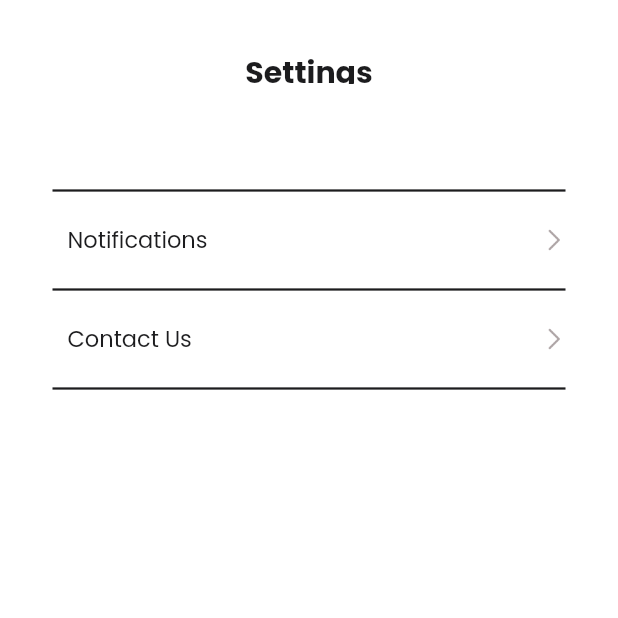
After one commit to teerutt/FitPang, a Flutter app: the ProfileSettingView screen opened directly, on a phone screen of 412 x 824 dp, the top half of it. The commit adds this screen. Run offline on Flutter 3.47's test engine with Material 2 defaults, Android fonts, the phone set to English and light mode, and no system bars; our stand-ins replace carousel_slider.

Commit message:
settings page

```diff
--- /dev/null
+++ b/lib/common_widget/setting_setting_row.dart
@@ -0,0 +1,42 @@
+import 'package:flutter/material.dart';
+
+import 'package:fitpang/common/color_extension.dart';
+
+class SettingSettingRow extends StatelessWidget {
+  final String title;
+  final VoidCallback onPressed;
+  const SettingSettingRow({super.key, required this.title, required this.onPressed });
+
+  @override
+  Widget build(BuildContext context) {
+    return InkWell(
+      onTap: onPressed,
+      child: SizedBox(
+        height: 50,
+        child: Row(
+          crossAxisAlignment: CrossAxisAlignment.center,
+          children: [
+            const SizedBox(
+              width: 10,
+            ),
+            Expanded(
+              child: Text(
+                title,
+                style: TextStyle(
+                  color: TColor.black,
+                  fontSize: 15,
+                ),
+              ),
+            ),
+            Image.asset(
+              "assets/img/arrowright.png",
+              height: 15,
+              width: 15,
+              fit: BoxFit.contain,
+            ),
+          ],
+        ),
+      ),
+    );
+  }
+}
--- a/lib/view/complete_profile/weight_view.dart
+++ b/lib/view/complete_profile/weight_view.dart
@@ -24,7 +24,7 @@ class _WeightViewState extends State<WeightView> {
         child: Stack(
           children: [
             const Padding(
-              padding: EdgeInsets.only(bottom: 2.0),
+              padding: EdgeInsets.only(bottom: 12.0),
               child: WeightScrollWhell(),
             ),
             Positioned(
--- /dev/null
+++ b/lib/view/profile/profile_setting_view.dart
@@ -0,0 +1,141 @@
+import 'package:fitpang/view/homedashboard/blank_view.dart';
+import 'package:fitpang/view/profile/profile_edit_view.dart';
+import 'package:flutter/material.dart';
+
+import 'package:fitpang/common/color_extension.dart';
+import 'package:fitpang/common_widget/setting_setting_row.dart';
+
+class ProfileSettingView extends StatefulWidget {
+  const ProfileSettingView({super.key});
+
+  @override
+  State<ProfileSettingView> createState() => _ProfileSettingViewState();
+}
+
+class _ProfileSettingViewState extends State<ProfileSettingView> {
+  List settingArr = [
+    {
+      "name": "Notifications",
+      "tag": "1",
+    },
+    {
+      "name": "Contact Us",
+      "tag": "2"
+    },
+  ];
+
+  void navigateToPage(String tag) {
+    MaterialPageRoute<dynamic>? pageRoute;
+
+    for (int i = 0; i < settingArr.length; i++) {
+      var item;
+      if (i < settingArr.length) {
+        item = settingArr[i];
+      }
+
+      if (item["tag"] == tag) {
+        pageRoute = generatePageRoute(tag);
+        break;
+      }
+    }
+
+    if (pageRoute != null) {
+      Navigator.of(context).push(pageRoute);
+    }
+  }
+
+  MaterialPageRoute<dynamic> generatePageRoute(String tag) {
+    if (tag == "1") {
+      return MaterialPageRoute(builder: (context) => const ProfileEditView());
+    }
+    else if (tag == "2") {
+      return MaterialPageRoute(builder: (context) => const BlankView());
+    }
+    else {
+      // Handle other cases or return a default route
+      return MaterialPageRoute(builder: (context) => const ProfileSettingView());
+    }
+  }
+
+  @override
+  Widget build(BuildContext context) {
+    return Scaffold(
+      appBar: AppBar(
+        backgroundColor: TColor.white,
+        centerTitle: true,
+        elevation: 0,
+        leadingWidth: 0,
+        title: PreferredSize(
+          preferredSize: const Size.fromHeight(400),
+          child: Container(
+            margin: const EdgeInsets.only(top: 40),
+            child: Text(
+              "Settings",
+              style: TextStyle(
+                color: TColor.black,
+                fontSize: 20,
+                fontWeight: FontWeight.w700,
+              ),
+            ),
+          ),
+        ),
+      ),
+      backgroundColor: TColor.white,
+      body: SingleChildScrollView(
+        child: Container(
+          padding: const EdgeInsets.symmetric(vertical: 35, horizontal: 20),
+          child: Column(
+            crossAxisAlignment: CrossAxisAlignment.stretch,
+            children: [
+              Container(
+                padding: const EdgeInsets.symmetric(vertical: 20, horizontal: 15),
+                // decoration: BoxDecoration(
+                //   color: TColor.white,
+                // ),
+                child: Column(
+                  crossAxisAlignment: CrossAxisAlignment.start,
+                  children: [
+                    const SizedBox(
+                      height: 8,
+                    ),
+                    Divider(
+                      color: TColor.black,
+                      thickness: 1.5,
+                    ),
+                    ListView.separated(
+                      physics: const NeverScrollableScrollPhysics(),
+                      shrinkWrap: true,
+                      itemCount: settingArr.length,
+                      separatorBuilder: (context, index) {
+                        return Divider(
+                          color: TColor.black,
+                          thickness: 1.5,
+                        );
+                      },
+                      itemBuilder: (context, index) {
+                        var iObj = settingArr[index] as Map? ?? {};
+                        return SettingSettingRow(
+                          title: iObj["name"].toString(),
+                          onPressed: () {
+                            navigateToPage(iObj["tag"]);
+                          },
+                        );
+                      },
+                    ),
+                    Divider(
+                      color: TColor.black,
+                      thickness: 1.5,
+                    ),
+                    // const SizedBox(
+                    //   height: 10,
+                    // ),
+                  ],
+                ),
+              ),
+            ],
+          ),
+        ),
+      ),
+    );
+  }
+}
--- a/lib/view/profile/profile_view.dart
+++ b/lib/view/profile/profile_view.dart
@@ -1,7 +1,7 @@
-import 'package:fitpang/view/complete_profile/gender_view.dart';
 import 'package:fitpang/view/homedashboard/blank_view.dart';
 import 'package:fitpang/view/login/login_view.dart';
 import 'package:fitpang/view/profile/profile_edit_view.dart';
+import 'package:fitpang/view/profile/profile_setting_view.dart';
 import 'package:flutter/material.dart';
 
 import 'package:fitpang/common/color_extension.dart';
@@ -79,7 +79,7 @@ class _ProfileViewState extends State<ProfileView> {
       return MaterialPageRoute(builder: (context) => const BlankView());
     }
     else if (tag == "4") {
-      return MaterialPageRoute(builder: (context) => const BlankView());
+      return MaterialPageRoute(builder: (context) => const ProfileSettingView());
     }
     else if (tag == "5") {
       return MaterialPageRoute(builder: (context) => const LoginView());
```
